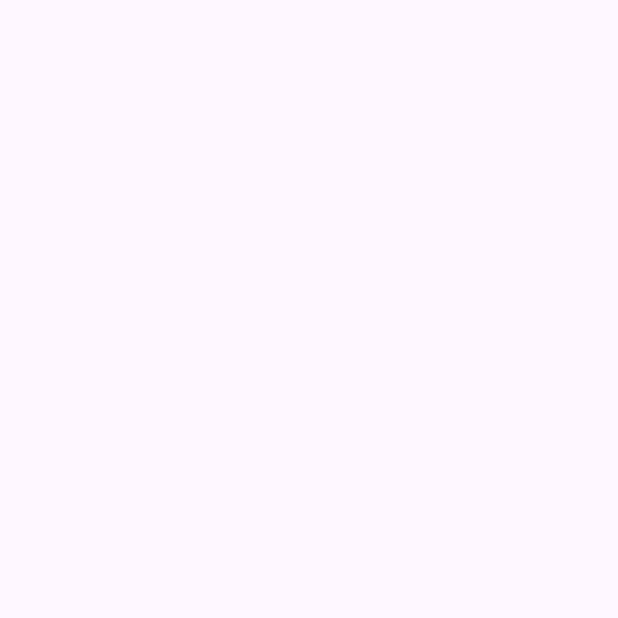
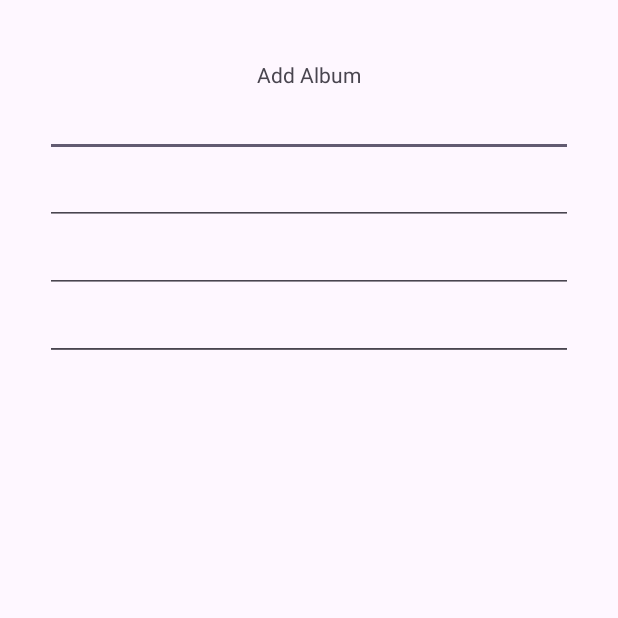
Before and after one commit to JcksonMCD/recordshop-android, an Android app: the AddNewAlbumActivity screen opened directly, with no data from a screen before it, on a phone screen of 412 x 824 dp, the top half of it. Before the commit the part shown is empty. Run offline under Robolectric (Android 15) with nearby library versions, the phone set to English and light mode, and no system bars.

Commit message:
Feat: add_album basic xml layout complete

```diff
--- a/app/src/main/res/layout/activity_add_new_album.xml
+++ b/app/src/main/res/layout/activity_add_new_album.xml
@@ -7,4 +7,62 @@
     android:layout_height="match_parent"
     tools:context=".ui.addalbum.AddNewAlbumActivity">
 
+    <TextView
+        android:id="@+id/title"
+        android:layout_width="wrap_content"
+        android:layout_height="wrap_content"
+        app:layout_constraintTop_toTopOf="parent"
+        app:layout_constraintStart_toStartOf="parent"
+        app:layout_constraintEnd_toEndOf="parent"
+        android:layout_marginTop="40dp"
+        android:text="Add Album"/>
+
+    <EditText
+        android:id="@+id/addTitle"
+        android:layout_width="match_parent"
+        android:layout_height="wrap_content"
+        android:layout_marginEnd="30dp"
+        android:layout_marginStart="30dp"
+        android:autofillHints="Title"
+        app:layout_constraintTop_toBottomOf="@+id/title"/>
+
+    <EditText
+        android:id="@+id/addArtist"
+        android:autofillHints="Artist"
+        android:layout_width="match_parent"
+        android:layout_height="wrap_content"
+        android:layout_marginEnd="30dp"
+        android:layout_marginStart="30dp"
+        app:layout_constraintTop_toBottomOf="@+id/addTitle"/>
+
+    <EditText
+        android:id="@+id/addGenre"
+        android:autofillHints="Genre"
+        android:layout_width="match_parent"
+        android:layout_height="wrap_content"
+        android:layout_marginEnd="30dp"
+        android:layout_marginStart="30dp"
+        app:layout_constraintTop_toBottomOf="@+id/addArtist"/>
+
+    <EditText
+        android:id="@+id/addReleaseYear"
+        android:autofillHints="Release Year"
+        android:layout_width="match_parent"
+        android:layout_height="wrap_content"
+        android:layout_marginEnd="30dp"
+        android:layout_marginStart="30dp"
+        app:layout_constraintTop_toBottomOf="@+id/addGenre"/>
+
+    <EditText
+        android:id="@+id/addStockQuantity"
+        android:autofillHints="Stock quantity"
+        android:layout_width="match_parent"
+        android:layout_height="wrap_content"
+        android:layout_marginEnd="30dp"
+        android:layout_marginStart="30dp"
+        app:layout_constraintTop_toBottomOf="@+id/addGenre"/>
+
+
+
+
 </androidx.constraintlayout.widget.ConstraintLayout>
```
